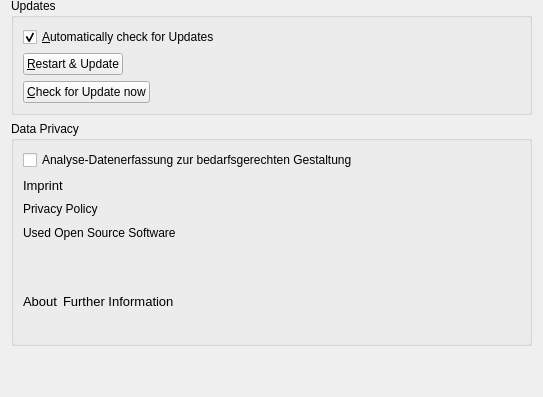
Before: the Qt Designer form src/gui/generalsettings.ui in nextmcloud/desktop, drawn with Qt 5; both pictures show x 0 to 543 and y 255 to 652 of the 543 by 652 pixel window.
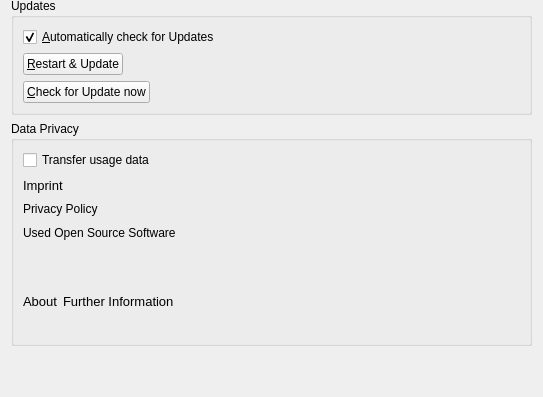
After: the same form once the commit is applied.

Commit message: Translation verification and changes

The edit to the form file:
```diff
--- a/src/gui/generalsettings.ui
+++ b/src/gui/generalsettings.ui
@@ -23,7 +23,7 @@
       <item>
        <widget class="QCheckBox" name="transferUsageDataCheckBox">
         <property name="text">
-         <string notr="true">Analyse-Datenerfassung zur bedarfsgerechten Gestaltung</string>
+         <string>Transfer usage data</string>
         </property>
         <property name="checked">
          <bool>false</bool>
```
The commit also changes 2 other files.
